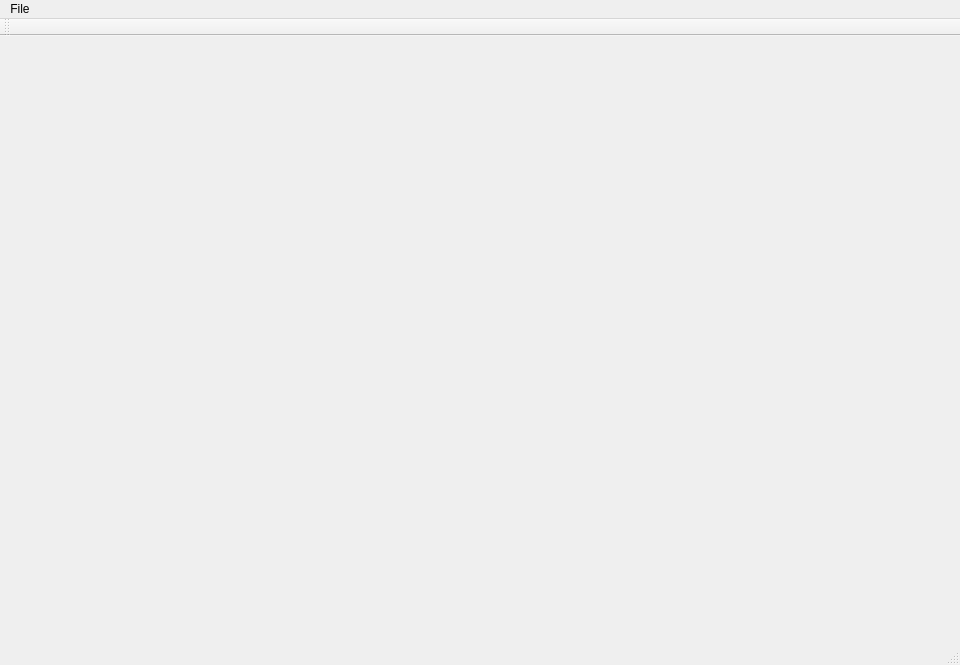
Old version of the form Histograma/mainwindow.ui in the repository egjimenezg/ImageAnalysis.
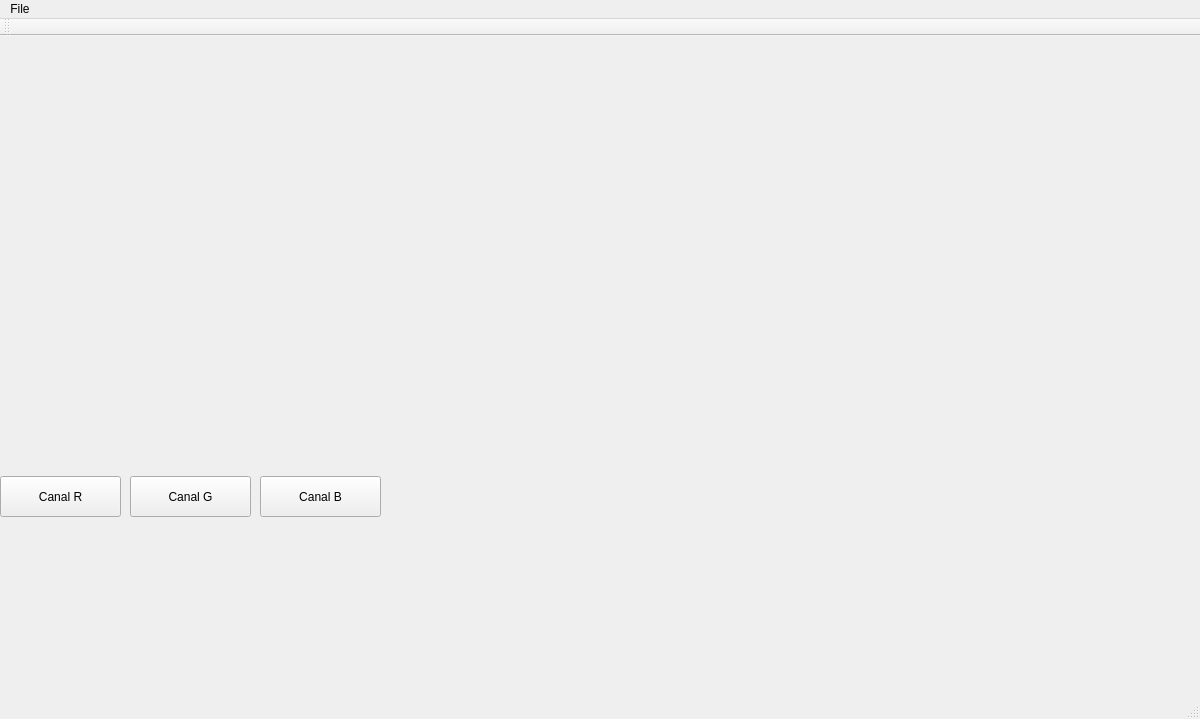
New version of the form.

What changed in the file:
```diff
--- a/Histograma/mainwindow.ui
+++ b/Histograma/mainwindow.ui
@@ -6,8 +6,8 @@
    <rect>
     <x>0</x>
     <y>0</y>
-    <width>960</width>
-    <height>665</height>
+    <width>1200</width>
+    <height>719</height>
    </rect>
   </property>
   <property name="windowTitle">
@@ -36,13 +36,97 @@
      <bool>true</bool>
     </property>
    </widget>
+   <widget class="QPushButton" name="canalRButton">
+    <property name="geometry">
+     <rect>
+      <x>0</x>
+      <y>440</y>
+      <width>121</width>
+      <height>41</height>
+     </rect>
+    </property>
+    <property name="text">
+     <string>Canal R</string>
+    </property>
+    <property name="autoRepeat">
+     <bool>false</bool>
+    </property>
+    <property name="autoExclusive">
+     <bool>false</bool>
+    </property>
+    <property name="autoDefault">
+     <bool>false</bool>
+    </property>
+    <property name="default">
+     <bool>false</bool>
+    </property>
+    <property name="flat">
+     <bool>false</bool>
+    </property>
+   </widget>
+   <widget class="QPushButton" name="canalBButton">
+    <property name="geometry">
+     <rect>
+      <x>260</x>
+      <y>440</y>
+      <width>121</width>
+      <height>41</height>
+     </rect>
+    </property>
+    <property name="text">
+     <string>Canal B</string>
+    </property>
+    <property name="autoRepeat">
+     <bool>false</bool>
+    </property>
+    <property name="autoExclusive">
+     <bool>false</bool>
+    </property>
+    <property name="autoDefault">
+     <bool>false</bool>
+    </property>
+    <property name="default">
+     <bool>false</bool>
+    </property>
+    <property name="flat">
+     <bool>false</bool>
+    </property>
+   </widget>
+   <widget class="QPushButton" name="canalGButton">
+    <property name="geometry">
+     <rect>
+      <x>130</x>
+      <y>440</y>
+      <width>121</width>
+      <height>41</height>
+     </rect>
+    </property>
+    <property name="text">
+     <string>Canal G</string>
+    </property>
+    <property name="autoRepeat">
+     <bool>false</bool>
+    </property>
+    <property name="autoExclusive">
+     <bool>false</bool>
+    </property>
+    <property name="autoDefault">
+     <bool>false</bool>
+    </property>
+    <property name="default">
+     <bool>false</bool>
+    </property>
+    <property name="flat">
+     <bool>false</bool>
+    </property>
+   </widget>
   </widget>
   <widget class="QMenuBar" name="menuBar">
    <property name="geometry">
     <rect>
      <x>0</x>
      <y>0</y>
-     <width>960</width>
+     <width>1200</width>
      <height>22</height>
     </rect>
    </property>
```
